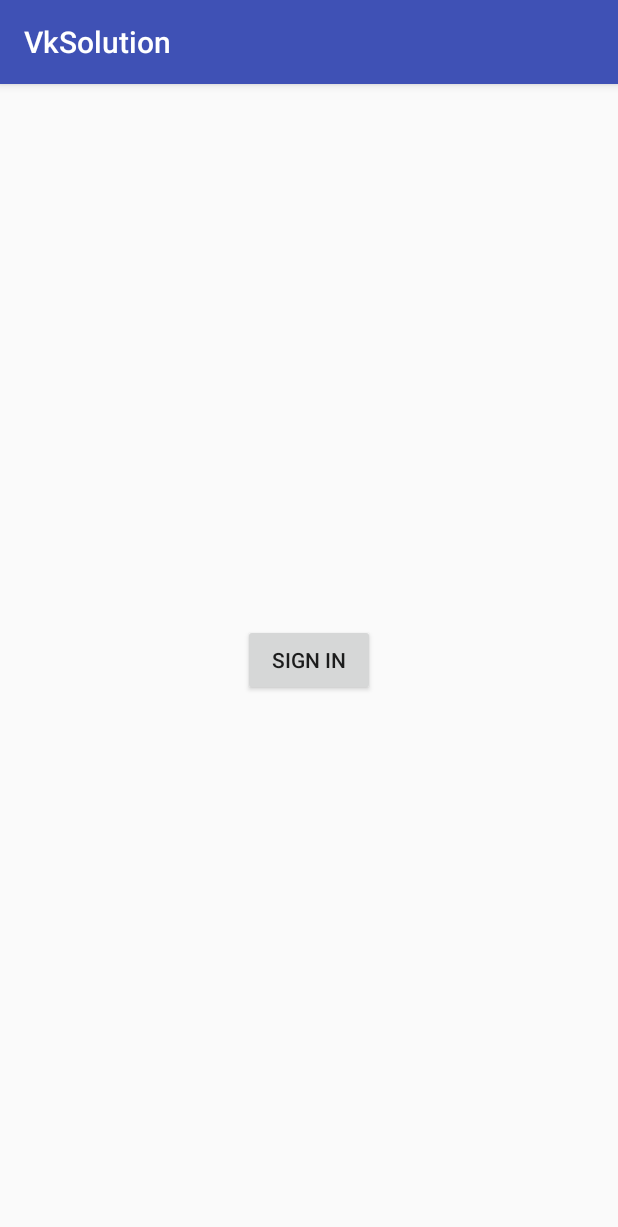
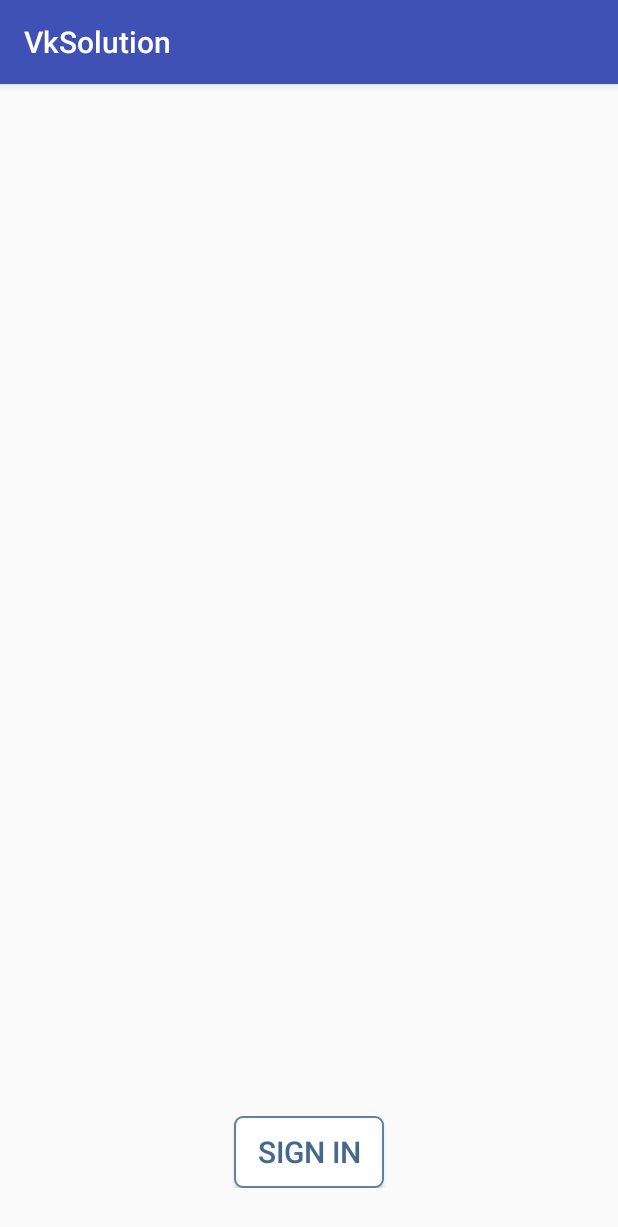
Before and after one commit to belokonalexander/VkSolution, an Android app: the fragment LoginFragment placed in its activity, on a phone screen of 412 x 824 dp. Shown: the top 1227 px of the screen. Run offline under Robolectric (Android 15) with nearby library versions, the phone set to English and light mode, and no system bars; our stand-ins replace ButterKnife; libraries missing offline, so code that uses them is left out: com.vk.sdk; 2 statements that could not run were skipped.

```diff
--- a/app/src/main/AndroidManifest.xml
+++ b/app/src/main/AndroidManifest.xml
@@ -12,7 +12,7 @@
         android:supportsRtl="true"
         android:theme="@style/AppTheme">
         <activity android:name=".MainActivity"
-            android:configChanges="orientation|keyboardHidden"
+            android:configChanges="orientation|screenSize"
             >
             <intent-filter>
                 <action android:name="android.intent.action.MAIN" />
--- a/app/src/main/java/Models/VkUser.java
+++ b/app/src/main/java/Models/VkUser.java
@@ -4,6 +4,7 @@ package Models;
  * Created by admin on 19.09.2016.
  */
 public class VkUser {
+
 
     private String firstName;
     private String lastName;
@@ -43,4 +44,9 @@ public class VkUser {
         return firstName + " " + lastName + " " + image;
 
     }
+
+    public String getPhotoFileName(){
+        return lastName+"_"+firstName+"_photo";
+    }
+
 }
--- /dev/null
+++ b/app/src/main/java/belokonalexander/vksolution/LoginActivity.java
@@ -0,0 +1,11 @@
+package belokonalexander.vksolution;
+
+/**
+ * Created by alexander on 20.09.2016.
+ */
+public interface LoginActivity {
+
+    void logout();
+    void login();
+
+}
--- a/app/src/main/java/belokonalexander/vksolution/MainActivity.java
+++ b/app/src/main/java/belokonalexander/vksolution/MainActivity.java
@@ -19,11 +19,10 @@ import Helper.LogSystem;
 import Helper.SharedAppPrefs;
 import Models.VkUser;
 
-public class MainActivity extends AppCompatActivity {
+public class MainActivity extends AppCompatActivity implements LoginActivity{
 
 
     FragmentManager fm;
-    VkUser currentUser;
 
     @Override
     protected void onCreate(Bundle savedInstanceState) {
@@ -34,11 +33,9 @@ public class MainActivity extends AppCompatActivity {
 
         Fragment fragment = fm.findFragmentById(R.id.fragmentContainer);
 
-
         if(fragment==null){
 
             fragment = (VKAccessToken.currentToken()!=null) ? new SuccessLoginFragment() : new LoginFragment();
-
             fm.beginTransaction()
                         .add(R.id.fragmentContainer,fragment)
                         .setTransition(FragmentTransaction.TRANSIT_FRAGMENT_OPEN)
@@ -67,12 +64,13 @@ public class MainActivity extends AppCompatActivity {
             }
             @Override
             public void onError(VKError error) {
-                LogSystem.LogThis("VKError: " + error.errorMessage);
+                //авторизация не удалась
             }
         }));
     }
 
 
+    @Override
     public void logout(){
         VKSdk.logout();
         CurrentUser.getInstance().deleteUserData();
@@ -83,5 +81,10 @@ public class MainActivity extends AppCompatActivity {
 
     }
 
+    @Override
+    public void login() {
+        VKSdk.login(this,"");
+    }
+
 
 }
--- /dev/null
+++ b/app/src/main/res/drawable/background_press_round.xml
@@ -0,0 +1,9 @@
+<?xml version="1.0" encoding="utf-8"?>
+<shape xmlns:android="http://schemas.android.com/apk/res/android" android:shape="rectangle" >
+    <solid android:color="@color/colorPressed" />
+    <stroke android:width="1dip" android:color="@color/colorBorderPressed"/>
+
+    <corners android:bottomRightRadius="5dp" android:bottomLeftRadius="5dp"
+        android:topLeftRadius="5dp" android:topRightRadius="5dp"/>
+
+</shape>
--- /dev/null
+++ b/app/src/main/res/drawable/background_white_round.xml
@@ -0,0 +1,9 @@
+<?xml version="1.0" encoding="utf-8"?>
+<shape xmlns:android="http://schemas.android.com/apk/res/android" android:shape="rectangle" >
+    <solid android:color="@color/colorWhire" />
+    <stroke android:width="1dip" android:color="@color/colorBorder"/>
+
+    <corners android:bottomRightRadius="5dp" android:bottomLeftRadius="5dp"
+        android:topLeftRadius="5dp" android:topRightRadius="5dp"/>
+
+</shape>
--- /dev/null
+++ b/app/src/main/res/drawable/button_selector.xml
@@ -0,0 +1,6 @@
+<?xml version="1.0" encoding="utf-8"?>
+<selector xmlns:android="http://schemas.android.com/apk/res/android">
+    <item android:drawable="@drawable/background_press_round" android:state_selected="true"/>
+    <item android:drawable="@drawable/background_press_round" android:state_pressed="true"/>
+    <item android:drawable="@drawable/background_white_round"/>
+</selector>
--- a/app/src/main/res/layout/fragment_vk_aut.xml
+++ b/app/src/main/res/layout/fragment_vk_aut.xml
@@ -1,15 +1,15 @@
 <?xml version="1.0" encoding="utf-8"?>
-<LinearLayout xmlns:android="http://schemas.android.com/apk/res/android"
+<RelativeLayout xmlns:android="http://schemas.android.com/apk/res/android"
     android:orientation="vertical" android:layout_width="match_parent"
     android:layout_height="match_parent"
-    android:gravity="center">
+    android:padding="16dp"
+    >
 
     <Button
-        android:layout_width="wrap_content"
-        android:layout_height="wrap_content"
+        style="@style/AppMainButton"
         android:text="@string/sign_in"
         android:id="@+id/vk_aut_button"
-        android:layout_gravity="center_horizontal"
-
+        android:layout_alignParentBottom="true"
+        android:layout_centerHorizontal="true"
         />
-</LinearLayout>
+</RelativeLayout>
--- a/app/src/main/res/values/colors.xml
+++ b/app/src/main/res/values/colors.xml
@@ -3,4 +3,10 @@
     <color name="colorPrimary">#3F51B5</color>
     <color name="colorPrimaryDark">#303F9F</color>
     <color name="colorAccent">#FF4081</color>
+
+    <color name="colorWhire">#fff</color>
+    <color name="colorPressed">#efefef</color>
+    <color name="colorBorderPressed">#2B587a</color>
+    <color name="colorBorder">#5e81a8</color>
+    <color name="textColor">#45688e</color>
 </resources>
--- a/app/src/main/res/values/styles.xml
+++ b/app/src/main/res/values/styles.xml
@@ -8,4 +8,15 @@
         <item name="colorAccent">@color/colorAccent</item>
     </style>
 
+
+    <style name="AppMainButton">
+
+        <item name="android:layout_height"> wrap_content </item>
+        <item name="android:layout_width"> 100dp </item>
+        <item name="android:textSize">20sp</item>
+        <item name="android:textColor">@color/textColor</item>
+        <item name="android:background">@drawable/button_selector</item>
+
+    </style>
+
 </resources>
--- /dev/null
+++ b/settings.gradle
@@ -0,0 +1 @@
+include ':app'
```
Also changed, not shown: app/src/main/java/Fragments/LoginFragment.java (+2 -5 lines), app/src/main/java/Fragments/SuccessLoginFragment.java (+43 -10 lines), app/src/main/java/Helper/CurrentUser.java (+31 -10 lines), app/src/main/java/Helper/GlobalShell.java (added, +59 -0 lines), app/src/main/java/Helper/SharedAppPrefs.java (+16 -5 lines), app/src/main/java/belokonalexander/vksolution/AppStarter.java (+2 -6 lines), app/src/main/res/layout/fragment_vk_success_aut.xml (+27 -5 lines), build.gradle (added, +23 -0 lines), gradle.properties (added, +18 -0 lines).
